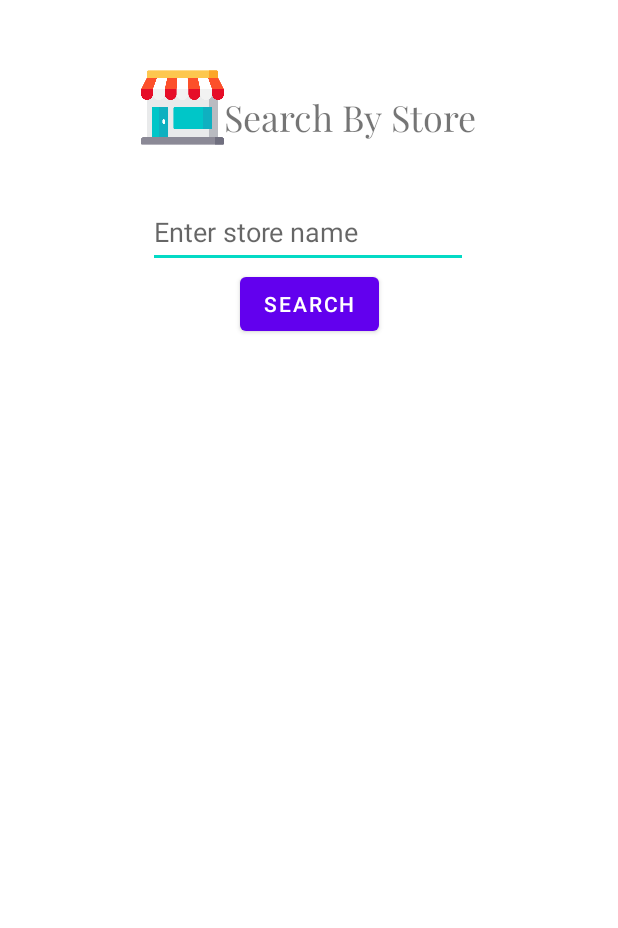
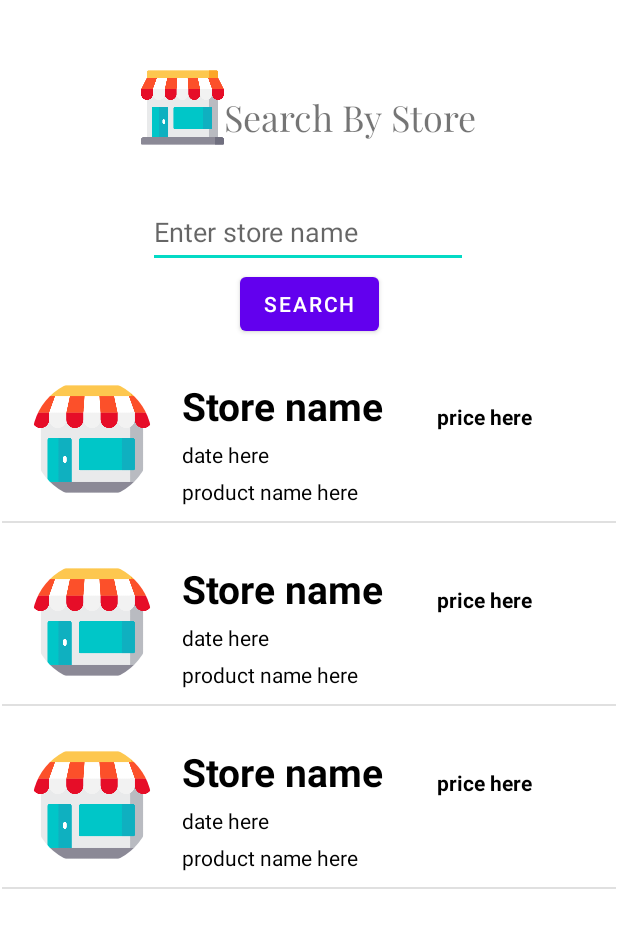
Before and after one commit to yakusugi/OfflineBudgetTrackerAppProject, an Android app: the layout fragment_shop.xml on its own in the app's theme, with its tools: preview values and no code run, on a phone screen of 412 x 824 dp. Shown: the top 928 px of the screen. Run offline under Robolectric (Android 15) with nearby library versions, the light colour scheme and no system bars.

Commit message:
commit Feb 11 2022 added: store_list_item.xml StoreListViewAdapter.java
modified:
build.gradle
fragment_shop.xml
misc.xml
ShopFragment.java

```diff
--- a/app/src/main/res/layout/fragment_shop.xml
+++ b/app/src/main/res/layout/fragment_shop.xml
@@ -4,8 +4,7 @@
     xmlns:tools="http://schemas.android.com/tools"
     android:layout_width="match_parent"
     android:layout_height="match_parent"
-    tools:context=".ShopFragment"
-    >
+    tools:context=".ShopFragment">
 
     <TextView
         android:id="@+id/textView4"
@@ -58,13 +57,14 @@
         app:layout_constraintStart_toStartOf="parent"
         app:layout_constraintTop_toTopOf="parent" />
 
-    <androidx.recyclerview.widget.RecyclerView
-        android:id="@+id/storeRecyclerView"
+    <ListView
+        android:id="@+id/store_listview"
         android:layout_width="409dp"
-        android:layout_height="505dp"
-        app:layout_constraintBottom_toBottomOf="parent"
+        android:layout_height="518dp"
         app:layout_constraintEnd_toEndOf="parent"
         app:layout_constraintStart_toStartOf="parent"
-        app:layout_constraintTop_toBottomOf="@+id/btn_store_search" />
+        app:layout_constraintTop_toBottomOf="@+id/btn_store_search"
+        tools:listitem="@layout/store_list_item"
+        />
 
 </androidx.constraintlayout.widget.ConstraintLayout>
--- /dev/null
+++ b/app/src/main/res/layout/store_list_item.xml
@@ -0,0 +1,90 @@
+<?xml version="1.0" encoding="utf-8"?>
+<LinearLayout xmlns:android="http://schemas.android.com/apk/res/android"
+    android:orientation="vertical"
+    android:layout_width="match_parent"
+    android:layout_height="match_parent">
+
+    <RelativeLayout
+        android:layout_width="match_parent"
+        android:layout_height="wrap_content"
+        android:layout_marginTop="16dp">
+
+        <LinearLayout
+            android:layout_width="wrap_content"
+            android:layout_height="wrap_content"
+            android:layout_marginVertical="10dp"
+            android:orientation="horizontal">
+
+            <de.hdodenhof.circleimageview.CircleImageView
+                android:id="@+id/store_circle_image_view"
+                android:layout_width="80dp"
+                android:layout_height="80dp"
+                android:layout_marginStart="20dp"
+                android:src="@drawable/store"
+                />
+
+            <LinearLayout
+                android:id="@+id/store_name_linear_layout"
+                android:layout_width="wrap_content"
+                android:layout_height="wrap_content"
+                android:layout_marginStart="20dp"
+                android:orientation="vertical">
+
+                <TextView
+                    android:id="@+id/store_name_text_row"
+                    android:layout_width="wrap_content"
+                    android:layout_height="wrap_content"
+                    android:text="Store name"
+                    android:textColor="@color/black"
+                    android:textSize="26sp"
+                    android:textStyle="bold"/>
+
+                <TextView
+                    android:id="@+id/store_date_text_row"
+                    android:layout_width="wrap_content"
+                    android:layout_height="wrap_content"
+                    android:layout_marginTop="5dp"
+                    android:text="date here"
+                    android:textColor="@color/black"
+                    />
+
+                <TextView
+                    android:id="@+id/store_product_name_text_row"
+                    android:layout_width="wrap_content"
+                    android:layout_height="wrap_content"
+                    android:layout_marginTop="5dp"
+                    android:text="product name here"
+                    android:textColor="@color/black"
+                    />
+
+            </LinearLayout>
+
+            <LinearLayout
+                android:layout_width="wrap_content"
+                android:layout_height="wrap_content"
+                android:layout_marginStart="20dp"
+                android:orientation="vertical">
+
+                <TextView
+                    android:id="@+id/store_price_text_row"
+                    android:layout_width="wrap_content"
+                    android:layout_height="wrap_content"
+                    android:padding="15dp"
+                    android:layout_alignParentRight="true"
+                    android:text="price here"
+                    android:textStyle="bold"
+                    android:textColor="@color/black"
+                    />
+
+
+            </LinearLayout>
+
+
+
+        </LinearLayout>
+
+
+
+    </RelativeLayout>
+
+</LinearLayout>
```
Also changed, not shown: app/build.gradle (+8 -0 lines), app/src/main/java/com/myproject/offlinebudgettrackerappproject/ShopFragment.java (+49 -37 lines), app/src/main/java/com/myproject/offlinebudgettrackerappproject/adapter/StoreListViewAdapter.java (added, +44 -0 lines).
